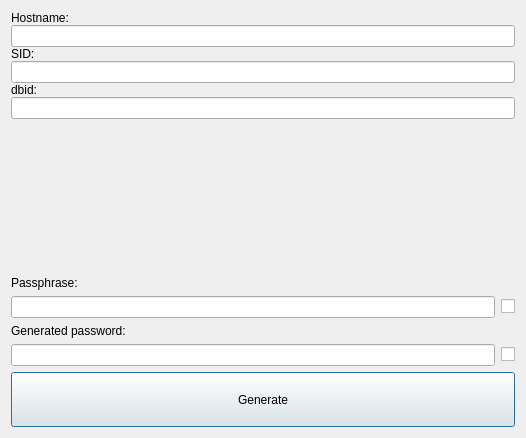
Above: src/dbpassguiui.ui from ibre5041/OraPassGen before the change. Below: the same form after it.
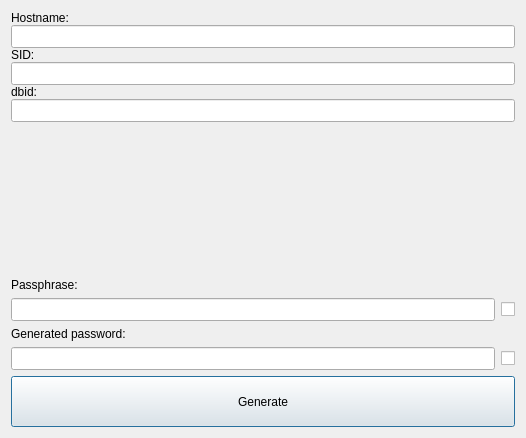
That is the form after the change. Custom widgets are drawn as their Qt base class.

```diff
--- a/src/dbpassguiui.ui
+++ b/src/dbpassguiui.ui
@@ -39,13 +39,19 @@
       </widget>
      </item>
      <item row="1" column="0">
-      <widget class="QLineEdit" name="hostnameEdit">
+      <widget class="CompleteLineEdit" name="hostnameEdit">
        <property name="maximumSize">
         <size>
          <width>16777215</width>
          <height>30</height>
         </size>
        </property>
+       <property name="font">
+        <font>
+         <family>Courier New</family>
+         <pointsize>10</pointsize>
+        </font>
+       </property>
        <property name="maxLength">
         <number>32</number>
        </property>
@@ -68,13 +74,19 @@
       </widget>
      </item>
      <item row="3" column="0">
-      <widget class="QLineEdit" name="sidDEdit">
+      <widget class="CompleteLineEdit" name="sidEdit">
        <property name="maximumSize">
         <size>
          <width>16777215</width>
          <height>30</height>
         </size>
        </property>
+       <property name="font">
+        <font>
+         <family>Courier New</family>
+         <pointsize>10</pointsize>
+        </font>
+       </property>
        <property name="maxLength">
         <number>9</number>
        </property>
@@ -104,6 +116,12 @@
          <height>30</height>
         </size>
        </property>
+       <property name="font">
+        <font>
+         <family>Courier New</family>
+         <pointsize>10</pointsize>
+        </font>
+       </property>
        <property name="maxLength">
         <number>38</number>
        </property>
@@ -129,14 +147,7 @@
    </item>
    <item>
     <layout class="QGridLayout" name="gridLayout_2">
-     <item row="1" column="0">
-      <widget class="QLineEdit" name="passwordEdit">
-       <property name="maxLength">
-        <number>32</number>
-       </property>
-      </widget>
-     </item>
-     <item row="4" column="0" colspan="2">
+     <item row="5" column="0" colspan="2">
       <widget class="QPushButton" name="generateButton">
        <property name="sizePolicy">
         <sizepolicy hsizetype="Minimum" vsizetype="MinimumExpanding">
@@ -155,15 +166,63 @@
        </property>
       </widget>
      </item>
+     <item row="0" column="0">
+      <widget class="QLabel" name="passphraseLabel">
+       <property name="text">
+        <string>Passphrase:</string>
+       </property>
+      </widget>
+     </item>
      <item row="3" column="0">
+      <widget class="QLabel" name="generatedPasswordLabel">
+       <property name="text">
+        <string>Generated password:</string>
+       </property>
+      </widget>
+     </item>
+     <item row="1" column="0">
       <widget class="QLineEdit" name="passphraseEdit">
+       <property name="font">
+        <font>
+         <family>Courier New</family>
+         <pointsize>10</pointsize>
+        </font>
+       </property>
        <property name="focusPolicy">
         <enum>Qt::ClickFocus</enum>
        </property>
+       <property name="maxLength">
+        <number>32</number>
+       </property>
+       <property name="echoMode">
+        <enum>QLineEdit::Password</enum>
+       </property>
       </widget>
      </item>
-     <item row="1" column="1">
-      <widget class="QCheckBox" name="showPasswordCheckbox">
+     <item row="4" column="0">
+      <widget class="QLineEdit" name="generatedPasswordEdit">
+       <property name="enabled">
+        <bool>true</bool>
+       </property>
+       <property name="font">
+        <font>
+         <family>Courier New</family>
+         <pointsize>10</pointsize>
+        </font>
+       </property>
+       <property name="maxLength">
+        <number>32</number>
+       </property>
+       <property name="echoMode">
+        <enum>QLineEdit::Password</enum>
+       </property>
+       <property name="readOnly">
+        <bool>true</bool>
+       </property>
+      </widget>
+     </item>
+     <item row="4" column="1">
+      <widget class="QCheckBox" name="showGeneratedPasswordCheckbox">
        <property name="focusPolicy">
         <enum>Qt::ClickFocus</enum>
        </property>
@@ -178,7 +237,7 @@
        </property>
       </widget>
      </item>
-     <item row="3" column="1">
+     <item row="1" column="1">
       <widget class="QCheckBox" name="showPassphraseCheckbox">
        <property name="focusPolicy">
         <enum>Qt::ClickFocus</enum>
@@ -188,24 +247,17 @@
        </property>
       </widget>
      </item>
-     <item row="0" column="0">
-      <widget class="QLabel" name="passphraseLabel">
-       <property name="text">
-        <string>Passphrase:</string>
-       </property>
-      </widget>
-     </item>
-     <item row="2" column="0">
-      <widget class="QLabel" name="generatedPasswordLabel">
-       <property name="text">
-        <string>Generated password:</string>
-       </property>
-      </widget>
-     </item>
     </layout>
    </item>
   </layout>
  </widget>
+ <customwidgets>
+  <customwidget>
+   <class>CompleteLineEdit</class>
+   <extends>QLineEdit</extends>
+   <header>completelineedit.h</header>
+  </customwidget>
+ </customwidgets>
  <resources/>
  <connections/>
 </ui>
```
